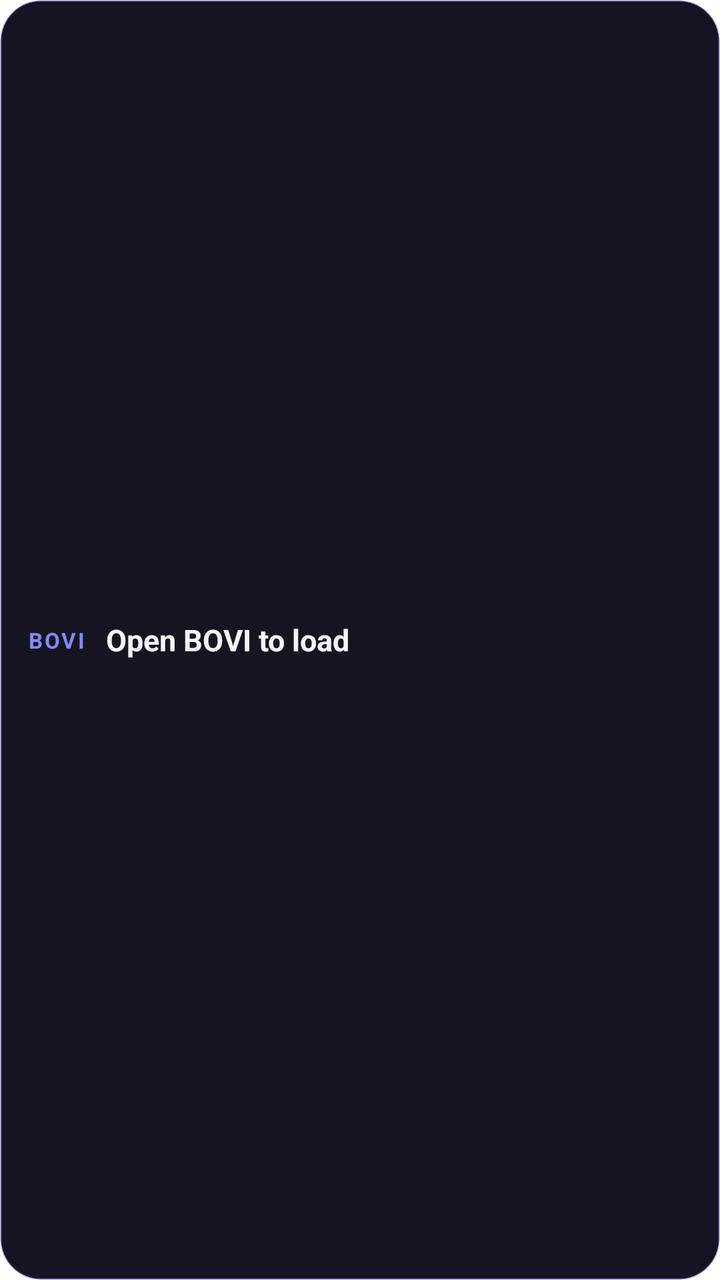
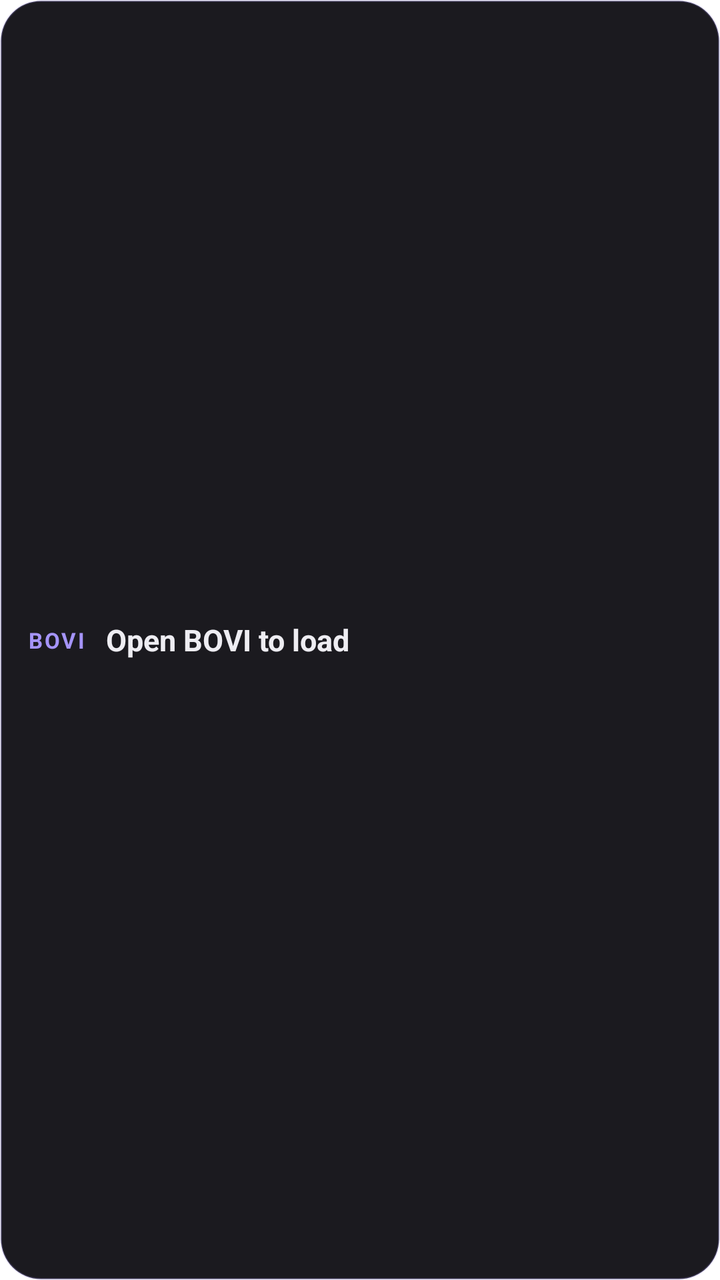

An Android layout rendered at two revisions. The XML below is the earlier revision; the diff shows what the commit changed to produce the second picture.
<!-- AndroidManifest.xml: fallback theme Theme.MaterialComponents.DayNight.NoActionBar -->
<!-- res/layout/bw_glance.xml -->
<?xml version="1.0" encoding="utf-8"?>
<LinearLayout xmlns:android="http://schemas.android.com/apk/res/android"
  android:id="@+id/bw_root"
  android:layout_width="match_parent"
  android:layout_height="match_parent"
  android:background="@drawable/bovi_widget_bg"
  android:gravity="center_vertical"
  android:orientation="horizontal"
  android:paddingStart="14dp"
  android:paddingEnd="14dp">
  <TextView
    android:id="@+id/bw_glance_label"
    android:layout_width="wrap_content"
    android:layout_height="wrap_content"
    android:text="BOVI"
    android:textColor="#818CF8"
    android:textSize="11sp"
    android:textStyle="bold"
    android:maxLines="1"
    android:ellipsize="end"
    android:letterSpacing="0.08" />
  <TextView
    android:id="@+id/bw_glance_text"
    android:layout_width="0dp"
    android:layout_height="wrap_content"
    android:text="Open BOVI to load"
    android:textColor="#F3F4F6"
    android:textSize="15sp"
    android:textStyle="bold"
    android:maxLines="1"
    android:ellipsize="end"
    android:layout_weight="1"
    android:layout_marginStart="10dp" />
  <TextView
    android:id="@+id/bw_glance_meta"
    android:layout_width="wrap_content"
    android:layout_height="wrap_content"
    android:text=""
    android:textColor="#9CA3AF"
    android:textSize="12sp"
    android:maxLines="1"
    android:ellipsize="end"
    android:layout_marginStart="8dp" />
</LinearLayout>
<!-- resources referenced by this layout -->
<resources>
  <!-- drawable bovi_widget_bg (drawable) -->
  <?xml version="1.0" encoding="utf-8"?>
  <shape xmlns:android="http://schemas.android.com/apk/res/android" android:shape="rectangle">
    <solid android:color="#F20B0816" />
    <corners android:radius="20dp" />
    <stroke android:width="1dp" android:color="#405B4BD6" />
  </shape>
</resources>

<!-- the commit's change to res/layout/bw_glance.xml (unified diff, before → after) -->
@@ -13,7 +13,7 @@
     android:layout_width="wrap_content"
     android:layout_height="wrap_content"
     android:text="BOVI"
-    android:textColor="#818CF8"
+    android:textColor="#A594F9"
     android:textSize="11sp"
     android:textStyle="bold"
     android:maxLines="1"
@@ -24,7 +24,7 @@
     android:layout_width="0dp"
     android:layout_height="wrap_content"
     android:text="Open BOVI to load"
-    android:textColor="#F3F4F6"
+    android:textColor="#EEEDF2"
     android:textSize="15sp"
     android:textStyle="bold"
     android:maxLines="1"
@@ -36,7 +36,7 @@
     android:layout_width="wrap_content"
     android:layout_height="wrap_content"
     android:text=""
-    android:textColor="#9CA3AF"
+    android:textColor="#9A97A5"
     android:textSize="12sp"
     android:maxLines="1"
     android:ellipsize="end"
<!-- resource entries referenced after the edit -->
@@ -3,9 +3,9 @@
   <!-- drawable bovi_widget_bg (drawable) -->
   <?xml version="1.0" encoding="utf-8"?>
   <shape xmlns:android="http://schemas.android.com/apk/res/android" android:shape="rectangle">
-    <solid android:color="#F20B0816" />
+    <solid android:color="#F20F0E13" />
     <corners android:radius="20dp" />
-    <stroke android:width="1dp" android:color="#405B4BD6" />
+    <stroke android:width="1dp" android:color="#33A594F9" />
   </shape>
 </resources>
 
